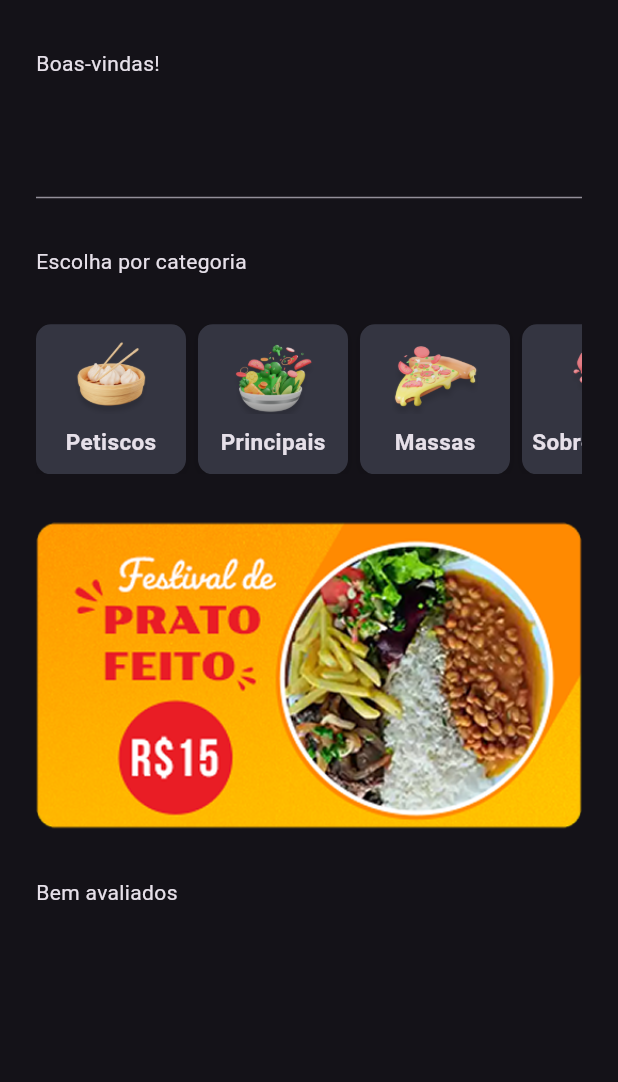
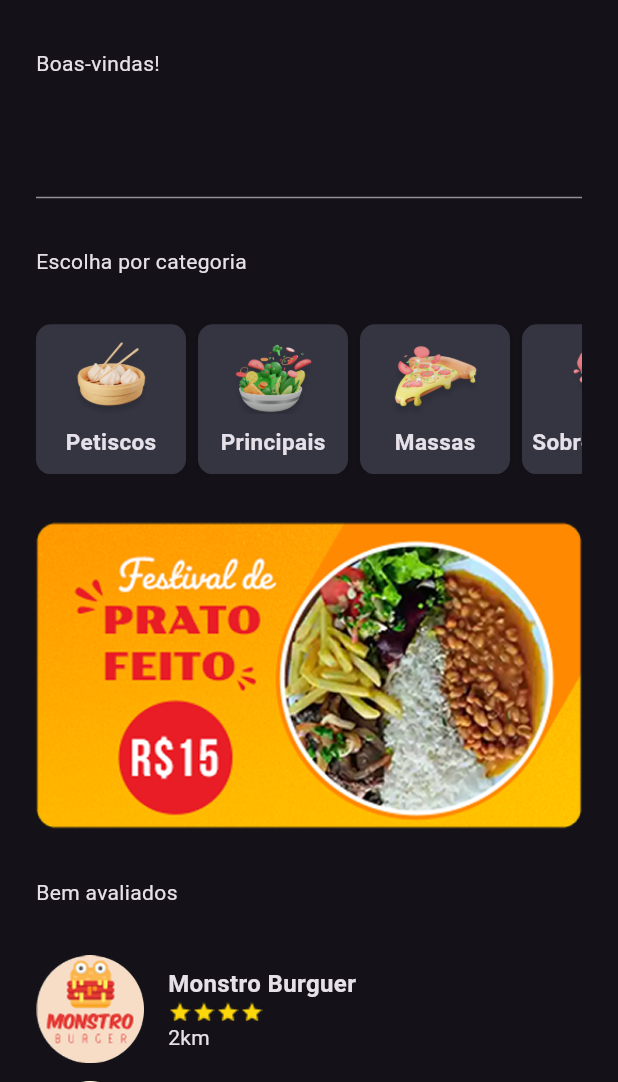
Before and after one commit to TarcizioDantas/ImersaoAluraMobile04-2025, a Flutter app: the screen it shows after launch, after a tap on "Bora!", on a phone screen of 412 x 824 dp, the part 154-1236 px from its top. Run offline on Flutter 3.47's test engine with Material 3 defaults, Android fonts, the phone set to English and light mode, and no system bars.

Commit message:
Tela inicial finalizada
finalizando a segunda aula da imersão mobile com app de delivery.

```diff
--- /dev/null
+++ b/app_delivery_mobile/lib/data/restaurant_data.dart
@@ -0,0 +1,20 @@
+import 'dart:convert';
+import 'package:app_delivery_mobile/model/restaurant.dart';
+import 'package:flutter/material.dart';
+import 'package:flutter/services.dart';
+
+class RestaurantData extends ChangeNotifier {
+  List<Restaurant> listRestaurant = [];
+
+  Future<void> getRestaurants() async{
+
+    String jsonString = await rootBundle.loadString('assets/data.json');
+    Map<String, dynamic> data = json.decode(jsonString);
+    List<dynamic> restaurantsData = data['restaurants'];
+
+    for (var restaurantData in restaurantsData) {
+      Restaurant restaurant = Restaurant.fromMap(restaurantData);
+      listRestaurant.add(restaurant);
+    }
+  }
+}
--- a/app_delivery_mobile/lib/main.dart
+++ b/app_delivery_mobile/lib/main.dart
@@ -1,9 +1,26 @@
+import 'package:app_delivery_mobile/data/restaurant_data.dart';
 import 'package:app_delivery_mobile/ui/_core/app_theme.dart';
 import 'package:app_delivery_mobile/ui/splash/splash_screen.dart';
 import 'package:flutter/material.dart';
+import 'package:provider/provider.dart';
 
-void main() {
-  runApp(MyApp());
+void main() async {
+  WidgetsFlutterBinding.ensureInitialized();// Carregar os dados do JSON
+  RestaurantData restaurantData = RestaurantData();
+  await restaurantData.getRestaurants();
+
+  runApp(
+    MultiProvider(
+      providers: [
+        ChangeNotifierProvider(
+          create: (context){
+            return restaurantData;
+          },
+        ),
+      ],
+      child: const MyApp(),
+    ),
+  );
 }
 
 class MyApp extends StatelessWidget {
--- /dev/null
+++ b/app_delivery_mobile/lib/model/restaurant.dart
@@ -0,0 +1,49 @@
+
+class Restaurant {
+  String id;
+  String imagePath;
+  String name;
+  String description;
+  double stars;
+  int distance;
+  List<String> categories;
+
+  Restaurant({
+    required this.id,
+    required this.imagePath,
+    required this.name,
+    required this.description,
+    required this.stars,
+    required this.distance,
+    required this.categories,
+  });
+
+  Map<String, dynamic> toMap() {
+    return {
+      'id': id,
+      'imagePath': imagePath,
+      'name': name,
+      'description': description,
+      'stars': stars,
+      'distance': distance,
+      'categories': categories,
+    };
+  }
+
+  factory Restaurant.fromMap(Map<String, dynamic> map) {
+    return Restaurant(
+      id: map['id'] ?? '',
+      imagePath: map['imagePath'] ?? '',
+      name: map['name'] ?? '',
+      description: map['description'] ?? '',
+      stars: map['stars']?.toDouble() ?? 0.0,
+      distance: map['distance']?.toInt() ?? 0,
+      categories: List<String>.from(map['categories'] ?? []),
+    );
+  }
+
+  @override
+  String toString() {
+    return 'Restaurant{id: $id, imagePath: $imagePath, name: $name, description: $description, stars: $stars, distance: $distance, categories: $categories}';
+  }
+}
--- a/app_delivery_mobile/lib/ui/home/home_screen.dart
+++ b/app_delivery_mobile/lib/ui/home/home_screen.dart
@@ -1,6 +1,10 @@
 import 'package:app_delivery_mobile/data/categories_data.dart';
+import 'package:app_delivery_mobile/data/restaurant_data.dart';
+import 'package:app_delivery_mobile/model/restaurant.dart';
 import 'package:app_delivery_mobile/ui/home/widgets/category_widget.dart';
+import 'package:app_delivery_mobile/ui/home/widgets/restaurant_widget.dart';
 import 'package:flutter/material.dart';
+import 'package:provider/provider.dart';
 
 class HomeScreen extends StatelessWidget {
 
@@ -8,6 +12,8 @@ class HomeScreen extends StatelessWidget {
 
    @override
    Widget build(BuildContext context) {
+    RestaurantData restaurantData = Provider.of<RestaurantData>(context);
+    //restaurantData.getRestaurants();
        return Scaffold(
            drawer: Drawer(),
            appBar: AppBar(
@@ -46,6 +52,13 @@ class HomeScreen extends StatelessWidget {
                   ),
                   Image.asset('assets/banners/banner_promo.png'),
                   Text("Bem avaliados"),
+                  Column(
+                    spacing: 12,
+                    children: List.generate(restaurantData.listRestaurant.length, (index){
+                      Restaurant restaurant = restaurantData.listRestaurant[index];
+                      return RestaurantWidget(restaurant: restaurant);
+                    }),
+                  ),
                   SizedBox(height: 64.0),
                  ],
                ),
--- /dev/null
+++ b/app_delivery_mobile/lib/ui/home/widgets/restaurant_widget.dart
@@ -0,0 +1,29 @@
+import 'package:app_delivery_mobile/model/restaurant.dart';
+import 'package:flutter/material.dart';
+
+class RestaurantWidget extends StatelessWidget {
+  final Restaurant restaurant;
+  const RestaurantWidget({ super.key, required this.restaurant });
+
+   @override
+   Widget build(BuildContext context) {
+       return Row(
+        spacing: 16,
+        children: [Image.asset('assets/${restaurant.imagePath}',
+        width: 72,
+        height: 72,
+        ),
+          Column(
+            crossAxisAlignment: CrossAxisAlignment.start,
+            children: [Text(restaurant.name, style: TextStyle(fontWeight: FontWeight.bold, fontSize: 16.0),),
+            Row(children: List.generate(restaurant.stars.toInt(), (index){
+            return Image.asset('assets/others/star.png', width: 16,);
+          }),
+        ),
+        Text('${restaurant.distance}km'),
+        ],
+        ),
+       ],
+      );
+  }
+}
--- a/app_delivery_mobile/pubspec.yaml
+++ b/app_delivery_mobile/pubspec.yaml
@@ -34,6 +34,7 @@ dependencies:
   # The following adds the Cupertino Icons font to your application.
   # Use with the CupertinoIcons class for iOS style icons.
   cupertino_icons: ^1.0.8
+  provider: ^6.1.5
 
 dev_dependencies:
   flutter_test:
```
Also changed, not shown: app_delivery_mobile/pubspec.lock.
